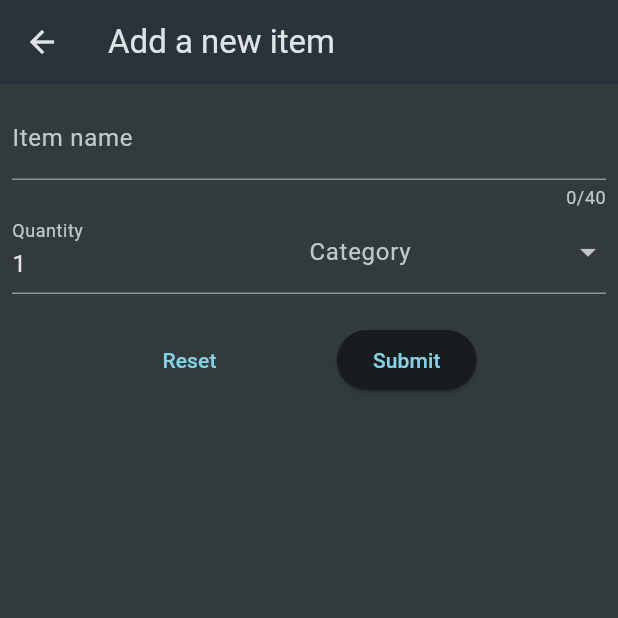
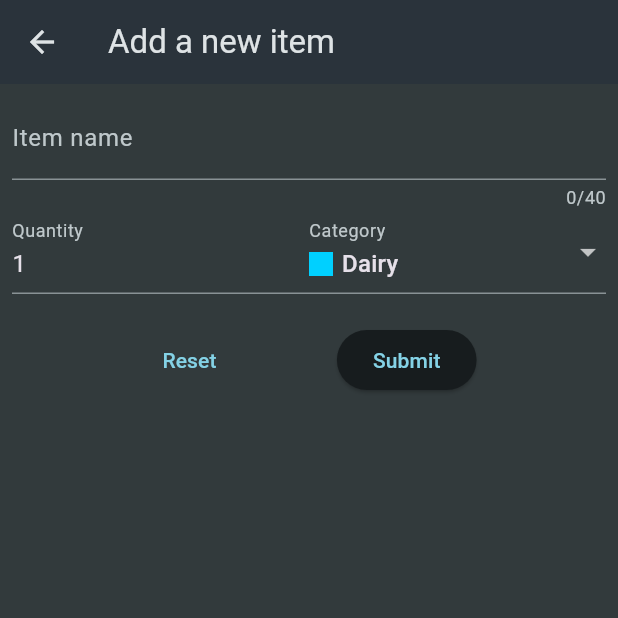
Before and after one commit to Vedant62/shopping_app, a Flutter app: the screen it shows after launch, after a tap on the "add" icon, on a phone screen of 412 x 824 dp, the top half of it. Run offline on Flutter 3.47's test engine with Material 3 defaults, Android fonts, the phone set to English and light mode, and no system bars; missing offline and left inert: dart:ffi; network calls fail.

Commit message:
firebase setup and implemented realtime db to add items and show in the ui

```diff
--- a/lib/widgets/grocery_list.dart
+++ b/lib/widgets/grocery_list.dart
@@ -1,7 +1,13 @@
+import 'dart:convert';
+import 'dart:ffi';
+
 import 'package:flutter/material.dart';
 import 'package:shopping_app/data/dummy_items.dart';
+import 'package:shopping_app/models/category.dart';
 import 'package:shopping_app/widgets/new_item.dart';
-
+import 'package:http/http.dart' as http;
+import '../data/categories.dart';
+import '../models/grocery_item.dart';
 import 'grocery_item_tile.dart';
 
 class GroceryList extends StatefulWidget {
@@ -12,24 +18,89 @@ class GroceryList extends StatefulWidget {
 }
 
 class _GroceryListState extends State<GroceryList> {
-  void _addItem(){
-    Navigator.of(context).push(MaterialPageRoute(builder: (ctx)=>NewItem()));
+  List<GroceryItem> _groceryItems = [];
+  void _loadItems() async {
+    final url = Uri.https('flutter-demo-f2d20-default-rtdb.firebaseio.com',
+        'shopping-app.json');
+    final res = await http.get(url);
+    final Map<String, dynamic> listData = json.decode(res.body);
+    final List<GroceryItem> _loadedItems = [];
+
+    for(final item in listData.entries){
+      final category = categories.entries.firstWhere((element) => element.value.title == item.value['category']);
+      _loadedItems.add(GroceryItem(id: item.key, name: item.value['name'], quantity: item.value['quantity'], category: category.value));
+    }
+    setState(() {
+      _groceryItems = _loadedItems;
+    });
+
   }
+
+
+
+  @override
+  void initState() {
+    // TODO: implement initState
+    super.initState();
+    _loadItems();
+  }
+  void _addItem() async {
+    final newItem = await Navigator.of(context).push<GroceryItem>(
+      MaterialPageRoute(
+        builder: (ctx) => const NewItem(),
+      ),
+
+
+    );
+
+
+    if (newItem == null) {
+      return;
+    }
+
+    setState(() {
+      _groceryItems.add(newItem);
+    });
+
+  }
+
+  void _removeItem(GroceryItem item) {
+    setState(() {
+      _groceryItems.remove(item);
+    });
+  }
+
   @override
   Widget build(BuildContext context) {
+    Widget content = Center(child: Text('No items added yet'),);
+    if (_groceryItems.isNotEmpty) {
+      content = ListView.builder(
+        itemCount: _groceryItems.length,
+        itemBuilder: (ctx, index) => Dismissible(
+          onDismissed: (direction) {
+            _removeItem(_groceryItems[index]);
+          },
+          key: ValueKey(_groceryItems[index].id),
+          child: ListTile(
+            title: Text(_groceryItems[index].name),
+            leading: Container(
+              width: 24,
+              height: 24,
+              color: _groceryItems[index].category.color,
+            ),
+            trailing: Text(
+              _groceryItems[index].quantity.toString(),
+            ),
+          ),
+        ),
+      );
+    }
     return Scaffold(
       appBar: AppBar(
         title: Text('Your groceries'),
-        actions: [
-          IconButton(onPressed: _addItem, icon: Icon(Icons.add))
-        ],
+        actions: [IconButton(onPressed: _addItem, icon: Icon(Icons.add))],
       ),
-      body: ListView.builder(
-        itemCount: groceryItems.length,
-        itemBuilder: (BuildContext context, int index) {
-          return GroceryItemTile(index: index,);
-        },
-      ),
+      body: content,
     );
   }
 }
```
Also changed, not shown: lib/widgets/new_item.dart (+60 -10 lines).
